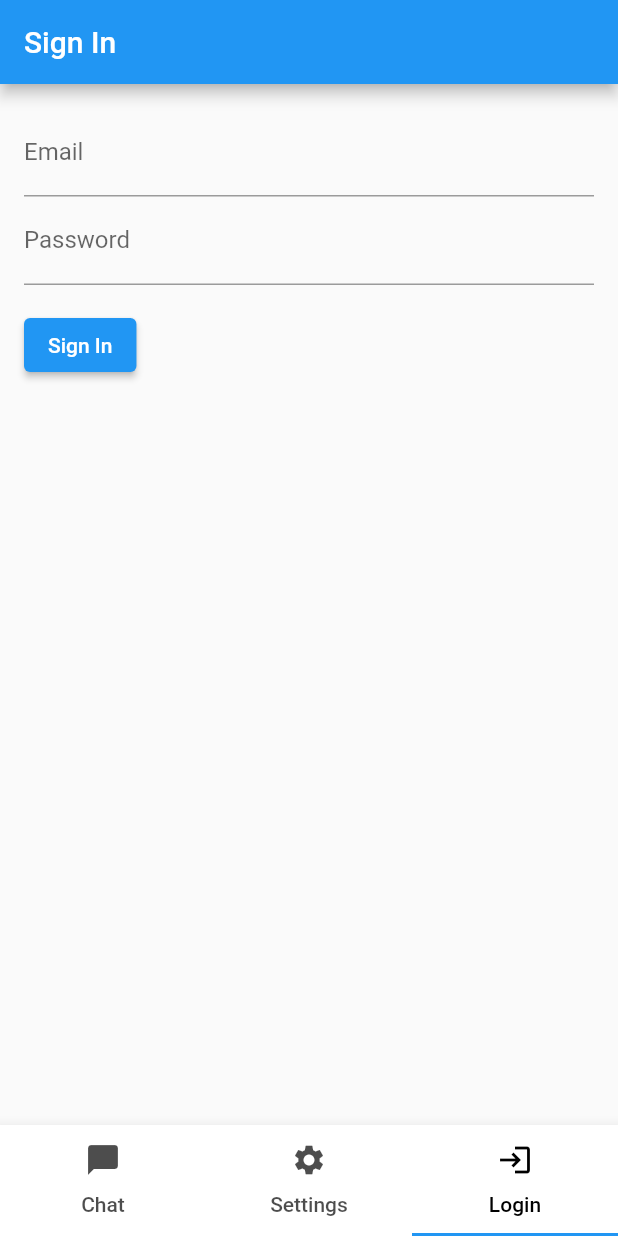
After one commit to dcaric/flutterGPTMessenger, a Flutter app: the screen it shows after launch, item 3 of the bottom bar chosen, on a phone screen of 412 x 824 dp. The commit adds this screen. Run offline on Flutter 3.47's test engine with Material 2 defaults, Android fonts, the light colour scheme and no system bars; our stand-ins replace cloud_firestore, firebase_auth, firebase_core, shared_preferences, tuple; accounts and stored records are empty.

Commit message:
Added firebase authorization and login

```diff
--- /dev/null
+++ b/lib/login.dart
@@ -0,0 +1,89 @@
+import 'package:flutter/material.dart';
+import 'package:firebase_auth/firebase_auth.dart';
+import 'package:cloud_firestore/cloud_firestore.dart';
+import 'firebase_options.dart';
+
+class Login extends StatefulWidget {
+  @override
+  _LoginState createState() => _LoginState();
+}
+
+class _LoginState extends State<Login> {
+  final _formKey = GlobalKey<FormState>();
+  final _emailController = TextEditingController();
+  final _passwordController = TextEditingController();
+
+  @override
+  Widget build(BuildContext context) {
+    return Scaffold(
+      appBar: AppBar(
+        title: Text('Sign In'),
+      ),
+      body: Padding(
+        padding: EdgeInsets.all(16.0),
+        child: Form(
+          key: _formKey,
+          child: Column(
+            crossAxisAlignment: CrossAxisAlignment.start,
+            children: <Widget>[
+              TextFormField(
+                controller: _emailController,
+                decoration: InputDecoration(labelText: 'Email'),
+                validator: (value) {
+                  if (value!.isEmpty) {
+                    return 'Please enter your email';
+                  }
+                  return null;
+                },
+              ),
+              TextFormField(
+                controller: _passwordController,
+                decoration: InputDecoration(labelText: 'Password'),
+                obscureText: true,
+                validator: (value) {
+                  if (value!.isEmpty) {
+                    return 'Please enter your password';
+                  }
+                  return null;
+                },
+              ),
+              SizedBox(height: 16.0),
+              ElevatedButton(
+                style: ButtonStyle(
+                  backgroundColor: MaterialStateProperty.all(Colors.blue),
+                  foregroundColor: MaterialStateProperty.all(Colors.white),
+                ),
+                child: Text("Sign In"),
+                onPressed: () async {
+                  try {
+                    final user =
+                        (await FirebaseAuth.instance.signInWithEmailAndPassword(
+                      email: _emailController.text.trim(),
+                      password: _passwordController.text.trim(),
+                    ))
+                            .user;
+                    if (user != null) {
+                      await FirebaseFirestore.instance
+                          .collection('users')
+                          .doc(user.uid)
+                          .set({'email': user.email});
+                      ScaffoldMessenger.of(context).showSnackBar(SnackBar(
+                        content: Text('User is logged in'),
+                      ));
+                      //Navigator.of(context).pop();
+                    }
+                  } catch (e) {
+                    print(e);
+                    ScaffoldMessenger.of(context).showSnackBar(SnackBar(
+                      content: Text('Failed to sign in: $e'),
+                    ));
+                  }
+                },
+              )
+            ],
+          ),
+        ),
+      ),
+    );
+  }
+}
--- a/lib/main.dart
+++ b/lib/main.dart
@@ -1,7 +1,12 @@
 import 'package:flutter/material.dart';
+import 'package:firebase_auth/firebase_auth.dart';
+import 'package:firebase_core/firebase_core.dart';
+import 'firebase_options.dart';
 
 import './chat.dart';
 import './settings.dart';
+import './login.dart';
+import './sign_up_page.dart';
 
 /*
 void main() {
@@ -10,6 +15,21 @@ void main() {
 */
 
 Future<void> main() async {
+  WidgetsFlutterBinding.ensureInitialized();
+  await Firebase.initializeApp(
+    options: DefaultFirebaseOptions.currentPlatform,
+  );
+  // Ideal time to initialize
+  //await FirebaseAuth.instance.useAuthEmulator('localhost', 9099);
+
+  FirebaseAuth.instance.authStateChanges().listen((User? user) {
+    if (user == null) {
+      print('User is currently signed out!');
+    } else {
+      print('User is signed in!');
+    }
+  });
+
   runApp(MyApp());
 }
 
@@ -25,13 +45,14 @@ class _MyAppState extends State<MyApp> {
   Widget build(BuildContext context) {
     return MaterialApp(
       home: DefaultTabController(
-        length: 2,
+        length: 3,
         child: Scaffold(
           body: TabBarView(
             physics: NeverScrollableScrollPhysics(),
             children: [
               Center(child: Chat()),
               Center(child: Settings()),
+              Center(child: Login()),
             ],
           ),
           bottomNavigationBar: BottomAppBar(
@@ -41,6 +62,7 @@ class _MyAppState extends State<MyApp> {
               tabs: [
                 Tab(text: "Chat", icon: Icon(Icons.chat_bubble)),
                 Tab(text: "Settings", icon: Icon(Icons.settings)),
+                Tab(text: "Login", icon: Icon(Icons.login)),
               ],
             ),
           ),
--- a/pubspec.yaml
+++ b/pubspec.yaml
@@ -42,6 +42,8 @@ dependencies:
   cupertino_icons: ^1.0.2
   http: ^0.13.5
   tuple: ^2.0.1
+  firebase_auth: ^4.3.0
+  cloud_firestore: ^4.4.5
 
 dev_dependencies:
   flutter_test:
```
Also changed, not shown: lib/settings.dart (+28 -0 lines), lib/sign_up_page.dart (added, +80 -0 lines), lib/firebase_options.dart (added), pubspec.lock, 12 other files.
